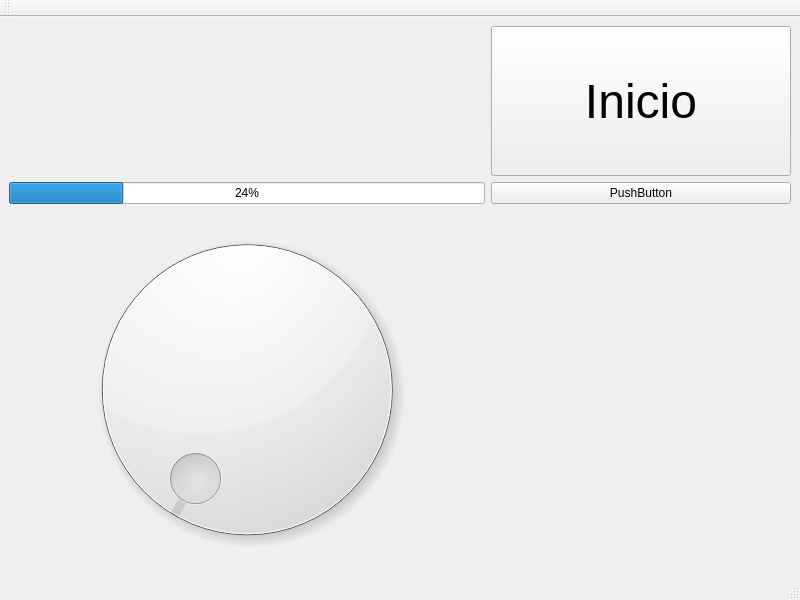
Before: the Qt Designer form ui/ventana.ui in AntonioTRT/AntonioTRT_app, drawn with Qt 5.
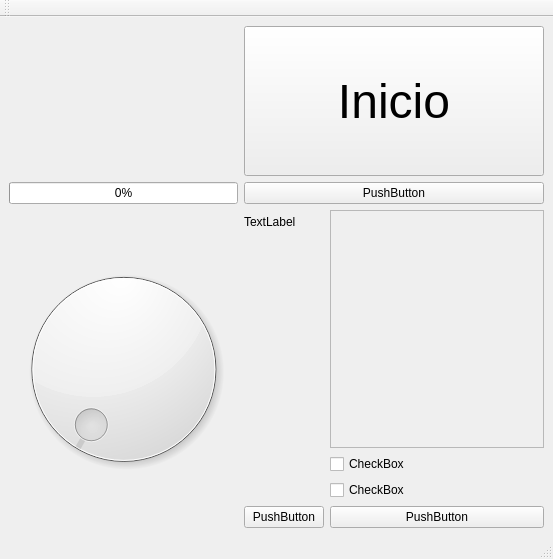
After: the same form once the commit is applied.

Patch:
```diff
--- a/ui/ventana.ui
+++ b/ui/ventana.ui
@@ -6,8 +6,8 @@
    <rect>
     <x>0</x>
     <y>0</y>
-    <width>800</width>
-    <height>600</height>
+    <width>553</width>
+    <height>559</height>
    </rect>
   </property>
   <property name="maximumSize">
@@ -25,8 +25,22 @@
      <layout class="QHBoxLayout" name="horizontalLayout">
       <item>
        <layout class="QGridLayout" name="gridLayout">
+        <item row="1" column="1">
+         <widget class="QPushButton" name="pushButton">
+          <property name="text">
+           <string>PushButton</string>
+          </property>
+         </widget>
+        </item>
         <item row="2" column="0">
-         <widget class="QDial" name="dial"/>
+         <widget class="QDial" name="dial1"/>
+        </item>
+        <item row="1" column="0">
+         <widget class="QProgressBar" name="progressBar">
+          <property name="value">
+           <number>0</number>
+          </property>
+         </widget>
         </item>
         <item row="0" column="1">
          <widget class="QPushButton" name="startButton">
@@ -44,19 +58,64 @@
           </property>
          </widget>
         </item>
-        <item row="1" column="1">
-         <widget class="QPushButton" name="pushButton">
-          <property name="text">
-           <string>PushButton</string>
-          </property>
-         </widget>
+        <item row="2" column="1">
+         <layout class="QFormLayout" name="formLayout">
+          <item row="4" column="1">
+           <widget class="QPushButton" name="pushButton_2">
+            <property name="text">
+             <string>PushButton</string>
+            </property>
+           </widget>
+          </item>
+          <item row="4" column="0">
+           <widget class="QPushButton" name="pushButton_3">
+            <property name="text">
+             <string>PushButton</string>
+            </property>
+           </widget>
+          </item>
+          <item row="2" column="1">
+           <widget class="QCheckBox" name="checkBox">
+            <property name="text">
+             <string>CheckBox</string>
+            </property>
+           </widget>
+          </item>
+          <item row="3" column="1">
+           <widget class="QCheckBox" name="checkBox_2">
+            <property name="text">
+             <string>CheckBox</string>
+            </property>
+           </widget>
+          </item>
+          <item row="1" column="1">
+           <widget class="QScrollArea" name="scrollArea">
+            <property name="widgetResizable">
+             <bool>true</bool>
+            </property>
+            <widget class="QWidget" name="scrollAreaWidgetContents">
+             <property name="geometry">
+              <rect>
+               <x>0</x>
+               <y>0</y>
+               <width>196</width>
+               <height>82</height>
+              </rect>
+             </property>
+            </widget>
+           </widget>
+          </item>
+          <item row="1" column="0">
+           <widget class="QLabel" name="label1">
+            <property name="text">
+             <string>TextLabel</string>
+            </property>
+           </widget>
+          </item>
+         </layout>
         </item>
-        <item row="1" column="0">
-         <widget class="QProgressBar" name="progressBar">
-          <property name="value">
-           <number>24</number>
-          </property>
-         </widget>
+        <item row="0" column="0">
+         <layout class="QVBoxLayout" name="verticalLayout_2"/>
         </item>
        </layout>
       </item>
@@ -69,7 +128,7 @@
     <rect>
      <x>0</x>
      <y>0</y>
-     <width>800</width>
+     <width>553</width>
      <height>26</height>
     </rect>
    </property>
```
